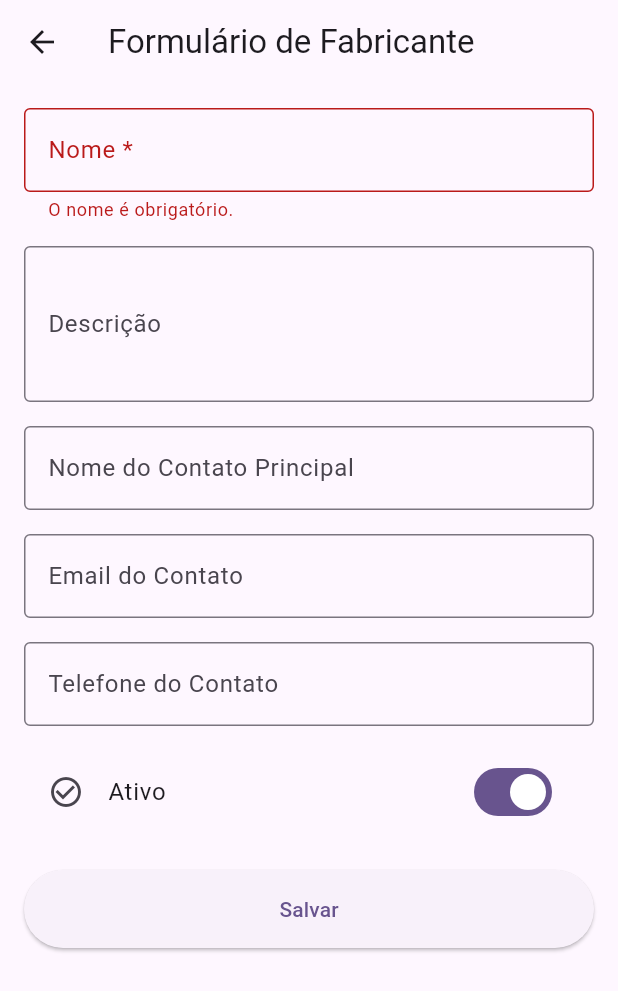
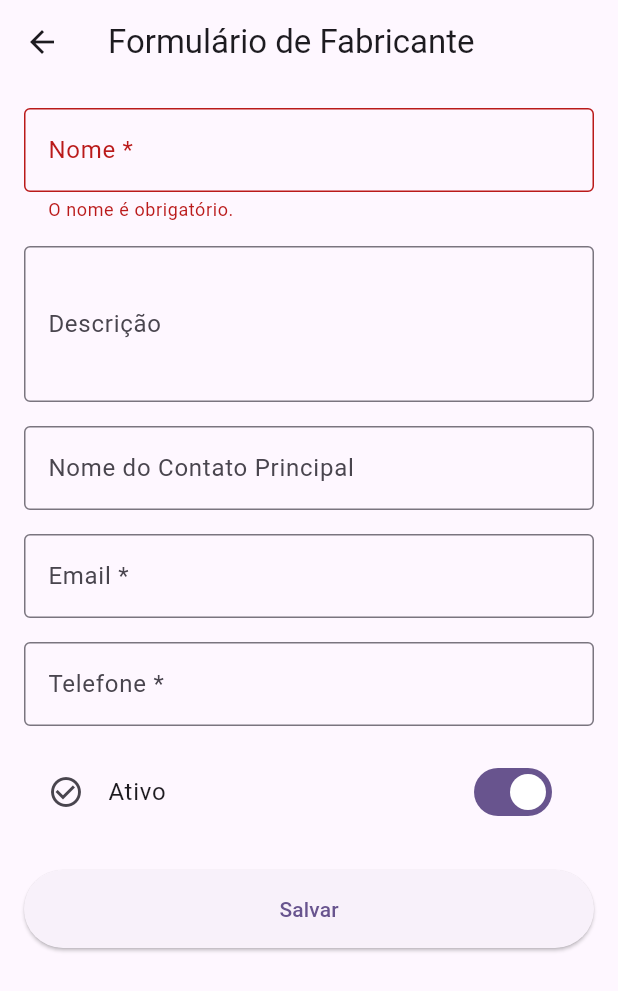
Before and after one commit to andreyjodar/spin_flow, a Flutter app: the FormFabricante screen opened by its route, after a tap on "Salvar", on a phone screen of 412 x 824 dp. Shown: the top 991 px of the screen. Run offline on Flutter 3.47's test engine with Material 3 defaults, Android fonts, the phone set to English and light mode, and no system bars; our stand-ins replace mask_text_input_formatter, sqflite, sqflite_common_ffi_web; accounts and stored records are empty.

```diff
--- a/lib/telas/formularios/form_fabricante.dart
+++ b/lib/telas/formularios/form_fabricante.dart
@@ -1,5 +1,6 @@
 import 'package:flutter/material.dart';
 import 'package:spin_flow/dto/dto_fabricante.dart';
+import 'package:mask_text_input_formatter/mask_text_input_formatter.dart';
 
 class FormFabricante extends StatefulWidget {
   const FormFabricante({super.key});
@@ -15,6 +16,10 @@ class _FormFabricanteState extends State<FormFabricante> {
   final _nomeContatoController = TextEditingController();
   final _emailController = TextEditingController();
   final _telefoneController = TextEditingController();
+  final _phoneFormatter = MaskTextInputFormatter(
+    mask: '(##) #####-####',
+    filter: {"#": RegExp(r'[0-9]')}
+  );
   bool _ativo = true;
 
   @override
@@ -129,19 +134,37 @@ class _FormFabricanteState extends State<FormFabricante> {
                 TextFormField(
                   controller: _emailController,
                   decoration: const InputDecoration(
-                    labelText: 'Email do Contato',
+                    labelText: 'Email *',
                     border: OutlineInputBorder(),
                   ),
                   keyboardType: TextInputType.emailAddress,
+                  validator: (value) {
+                    if (value != null && value.trim().isNotEmpty) {
+                      final emailRegex = RegExp(r'^[\w-\.]+@([\w-]+\.)+[\w-]{2,4}$');
+                      if (!emailRegex.hasMatch(value)) {
+                        return 'Por favor, insira um email válido.';
+                      }
+                    }
+                    return null;
+                  },
                 ),
                 const SizedBox(height: 16),
                 TextFormField(
                   controller: _telefoneController,
+                  inputFormatters: [_phoneFormatter],
                   decoration: const InputDecoration(
-                    labelText: 'Telefone do Contato',
+                    labelText: 'Telefone *',
                     border: OutlineInputBorder(),
                   ),
                   keyboardType: TextInputType.phone,
+                  validator: (value) {
+                    if (value != null && value.trim().isNotEmpty) {
+                      if (value.replaceAll(RegExp(r'[^0-9]'), '').length < 10) {
+                        return 'O telefone deve ter pelo menos 10 dígitos.';
+                      }
+                    }
+                    return null;
+                  },
                 ),
                 const SizedBox(height: 16),
                 SwitchListTile(
```
Also changed, not shown: lib/telas/formularios/form_aluno.dart (+21 -4 lines).
